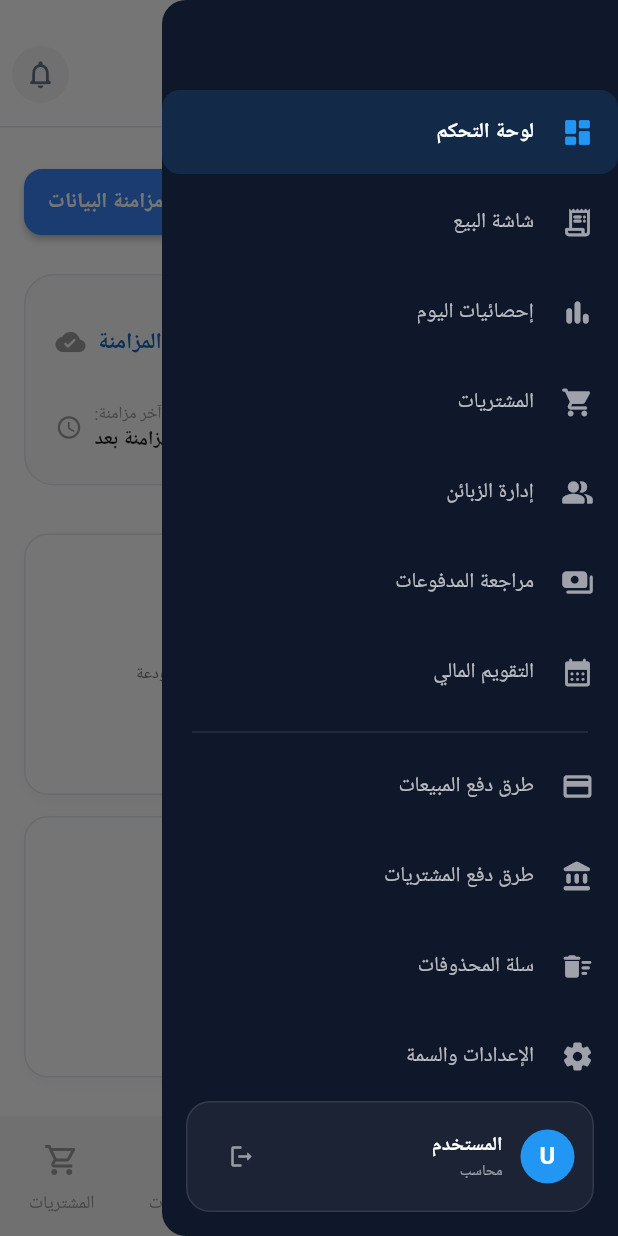
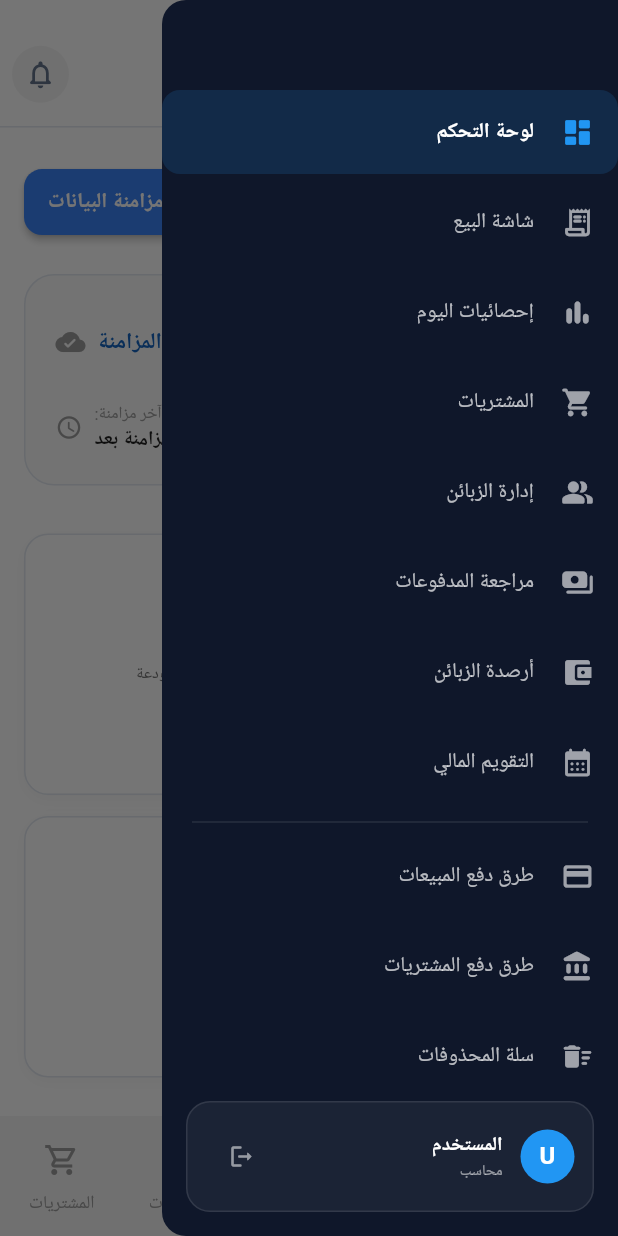
Before and after one commit to ibraheem9/Elegant-Store, a Flutter app: the DashboardScreen screen opened directly, with the side drawer open, on a phone screen of 412 x 824 dp. Run offline on Flutter 3.47's test engine with Material 3 defaults, Android fonts, the phone set to English and light mode, and no system bars; our stand-ins replace device_info_plus, dio, fl_chart, flutter_local_notifications, flutter_secure_storage, local_auth and 6 more; missing offline and left inert: local_auth_windows, pointycastle, workmanager; accounts and stored records are empty.

Commit message:
ui: move Customer Balances screen above Calendar in sidebar (index 7)

```diff
--- a/lib/screens/dashboard_screen.dart
+++ b/lib/screens/dashboard_screen.dart
@@ -40,12 +40,12 @@ class _DashboardScreenState extends State<DashboardScreen> {
       case 4: return const CustomersScreen();
       case 5: return const AccountantsScreen();
       case 6: return const PaymentsScreen();
-      case 7: return const CalendarScreen();
-      case 8: return const PaymentMethodsScreen();
-      case 9: return const PurchasesMethodsScreen();
-      case 10: return const RecycleBinScreen();
-      case 11: return const SettingsScreen();
-      case 12: return const CustomerBalancesScreen();
+      case 7: return const CustomerBalancesScreen();
+      case 8: return const CalendarScreen();
+      case 9: return const PaymentMethodsScreen();
+      case 10: return const PurchasesMethodsScreen();
+      case 11: return const RecycleBinScreen();
+      case 12: return const SettingsScreen();
       default: return const DashboardHomeScreen();
     }
   }
@@ -59,12 +59,12 @@ class _DashboardScreenState extends State<DashboardScreen> {
       case 4: return 'إدارة الزبائن';
       case 5: return 'إدارة الموظفين';
       case 6: return 'مراجعة المدفوعات';
-      case 7: return 'التقويم المالي';
-      case 8: return 'طرق دفع المبيعات';
-      case 9: return 'طرق دفع المشتريات';
-      case 10: return 'سلة المحذوفات';
-      case 11: return 'الإعدادات والسمة';
-      case 12: return 'أرصدة الزبائن';
+      case 7: return 'أرصدة الزبائن';
+      case 8: return 'التقويم المالي';
+      case 9: return 'طرق دفع المبيعات';
+      case 10: return 'طرق دفع المشتريات';
+      case 11: return 'سلة المحذوفات';
+      case 12: return 'الإعدادات والسمة';
       default: return 'Elegant Store';
     }
   }
@@ -129,13 +129,13 @@ class _DashboardScreenState extends State<DashboardScreen> {
                 if (auth.isManager())
                   _buildSidebarItem(5, 'إدارة الموظفين', Icons.badge_rounded),
                 _buildSidebarItem(6, 'مراجعة المدفوعات', Icons.payments_rounded),
-                _buildSidebarItem(7, 'التقويم المالي', Icons.calendar_month_rounded),
+                _buildSidebarItem(7, 'أرصدة الزبائن', Icons.account_balance_wallet_rounded),
+                _buildSidebarItem(8, 'التقويم المالي', Icons.calendar_month_rounded),
                 const Divider(color: Colors.white10, indent: 20, endIndent: 20),
-                _buildSidebarItem(8, 'طرق دفع المبيعات', Icons.payment_rounded),
-                _buildSidebarItem(9, 'طرق دفع المشتريات', Icons.account_balance_rounded),
-                _buildSidebarItem(10, 'سلة المحذوفات', Icons.delete_sweep_rounded),
-                _buildSidebarItem(11, 'الإعدادات والسمة', Icons.settings_rounded),
-                _buildSidebarItem(12, 'أرصدة الزبائن', Icons.account_balance_wallet_rounded),
+                _buildSidebarItem(9, 'طرق دفع المبيعات', Icons.payment_rounded),
+                _buildSidebarItem(10, 'طرق دفع المشتريات', Icons.account_balance_rounded),
+                _buildSidebarItem(11, 'سلة المحذوفات', Icons.delete_sweep_rounded),
+                _buildSidebarItem(12, 'الإعدادات والسمة', Icons.settings_rounded),
               ],
             ),
           ),
@@ -169,16 +169,16 @@ class _DashboardScreenState extends State<DashboardScreen> {
                 if (auth.isManager())
                    _buildSidebarItem(5, 'إدارة الموظفين', Icons.badge_rounded),
                 _buildSidebarItem(6, 'مراجعة المدفوعات', Icons.payments_rounded),
-                _buildSidebarItem(7, 'التقويم المالي', Icons.calendar_month_rounded),
+                _buildSidebarItem(7, 'أرصدة الزبائن', Icons.account_balance_wallet_rounded),
+                _buildSidebarItem(8, 'التقويم المالي', Icons.calendar_month_rounded),
                 const Padding(
                   padding: EdgeInsets.symmetric(vertical: 10, horizontal: 10),
                   child: Divider(color: Colors.white10),
                 ),
-                _buildSidebarItem(8, 'طرق دفع المبيعات', Icons.payment_rounded),
-                _buildSidebarItem(9, 'طرق دفع المشتريات', Icons.account_balance_rounded),
-                _buildSidebarItem(10, 'سلة المحذوفات', Icons.delete_sweep_rounded),
-                _buildSidebarItem(11, 'الإعدادات والسمة', Icons.settings_rounded),
-                _buildSidebarItem(12, 'أرصدة الزبائن', Icons.account_balance_wallet_rounded),
+                _buildSidebarItem(9, 'طرق دفع المبيعات', Icons.payment_rounded),
+                _buildSidebarItem(10, 'طرق دفع المشتريات', Icons.account_balance_rounded),
+                _buildSidebarItem(11, 'سلة المحذوفات', Icons.delete_sweep_rounded),
+                _buildSidebarItem(12, 'الإعدادات والسمة', Icons.settings_rounded),
               ],
             ),
           ),
```
